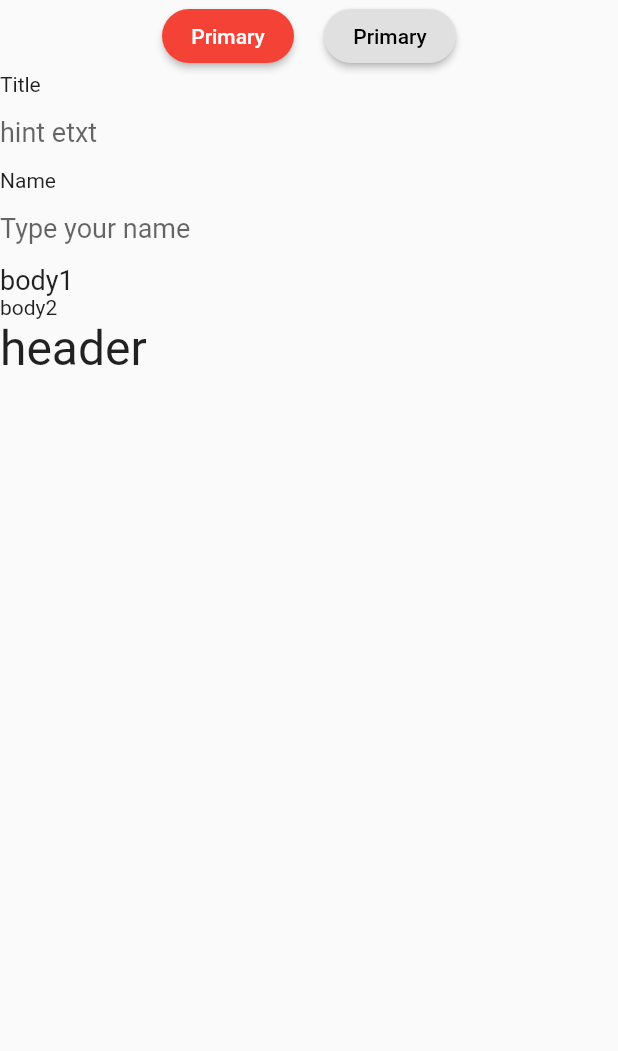
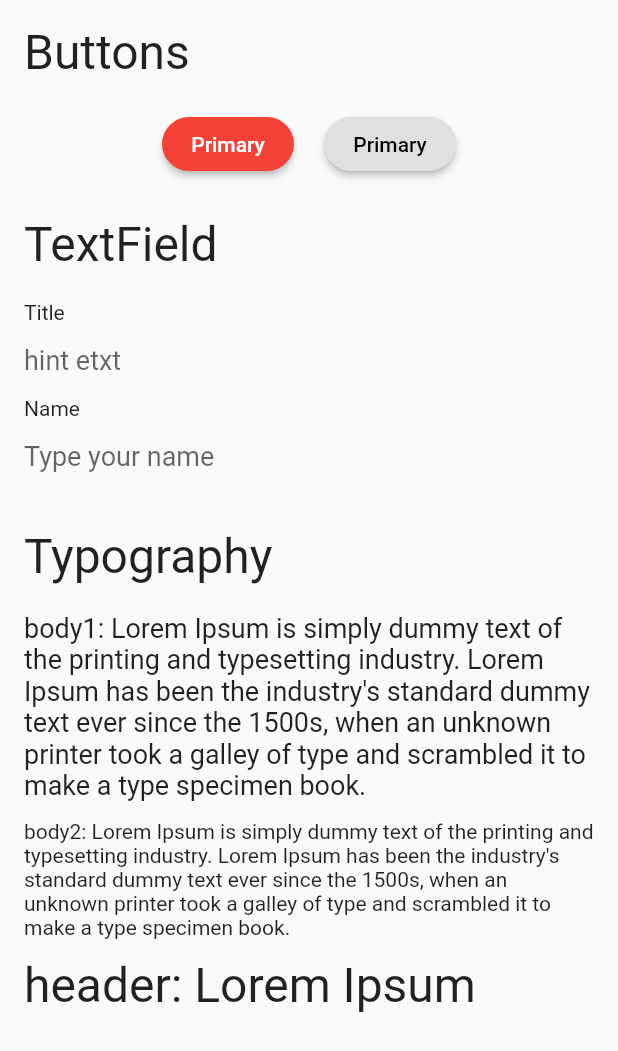
Before and after one commit to team-e-org/mobile, a Flutter app: the PlaygroundScreen widget shown alone on an empty page, opened directly, on a phone screen of 412 x 824 dp. Shown: the top 1051 px of the screen. Run offline on Flutter 3.47's test engine with Material 2 defaults, Android fonts, the phone set to English and light mode, and no system bars; our stand-ins replace equatable, flutter_bloc; generated files the repository leaves out were written again; network calls fail.

Commit message:
Add playground screen

```diff
--- a/lib/view/playground_screen.dart
+++ b/lib/view/playground_screen.dart
@@ -7,18 +7,30 @@ class PlaygroundScreen extends StatelessWidget {
   @override
   Widget build(BuildContext context) {
     return SafeArea(
+      child: SingleChildScrollView(
+        padding: const EdgeInsets.all(16),
         child: Container(
           child: Column(
             crossAxisAlignment: CrossAxisAlignment.start,
             children: <Widget>[
+              _Section(
+                'Buttons',
+                children: <Widget>[
                   Row(
                     mainAxisAlignment: MainAxisAlignment.center,
                     children: <Widget>[
-                PinterestButton.primary(text: 'Primary', onPressed: () {}),
+                      PinterestButton.primary(
+                          text: 'Primary', onPressed: () {}),
                       SizedBox(width: 20),
-                PinterestButton.secondary(text: 'Primary', onPressed: () {}),
+                      PinterestButton.secondary(
+                          text: 'Primary', onPressed: () {}),
                     ],
                   ),
+                ],
+              ),
+              _Section(
+                'TextField',
+                children: <Widget>[
                   PinterestTextField(
                     label: 'Title',
                     hintText: 'hint etxt',
@@ -27,12 +39,57 @@ class PlaygroundScreen extends StatelessWidget {
                     label: 'Name',
                     hintText: 'Type your name',
                   ),
-            PinterestTypography.body1('body1'),
-            PinterestTypography.body2('body2'),
-            PinterestTypography.header('header'),
                 ],
+              ),
+              _buildTypographySection(),
+            ],
+          ),
         ),
       ),
     );
   }
+
+  Widget _buildTypographySection() {
+    final sampleText =
+        '''Lorem Ipsum is simply dummy text of the printing and typesetting industry. Lorem Ipsum has been the industry's standard dummy text ever since the 1500s, when an unknown printer took a galley of type and scrambled it to make a type specimen book.''';
+
+    return _Section(
+      'Typography',
+      children: <Widget>[
+        PinterestTypography.body1('body1: $sampleText'),
+        SizedBox(height: 12),
+        PinterestTypography.body2('body2: $sampleText'),
+        SizedBox(height: 12),
+        PinterestTypography.header('header: Lorem Ipsum'),
+      ],
+    );
   }
+}
+
+class _Section extends StatelessWidget {
+  _Section(
+    this.header, {
+    this.children,
+  });
+
+  final String header;
+  final List<Widget> children;
+
+  @override
+  Widget build(BuildContext context) {
+    return Container(
+      margin: const EdgeInsets.only(bottom: 24),
+      child: Column(
+        crossAxisAlignment: CrossAxisAlignment.start,
+        children: <Widget>[
+          PinterestTypography.header(header),
+          const SizedBox(height: 18),
+          Column(
+            crossAxisAlignment: CrossAxisAlignment.start,
+            children: children,
+          ),
+        ],
+      ),
+    );
+  }
+}
--- a/lib/view/root_screen.dart
+++ b/lib/view/root_screen.dart
@@ -1,6 +1,7 @@
 import 'package:flutter/material.dart';
 import 'package:mobile/view/account_screen.dart';
 import 'package:mobile/view/home_screen.dart';
+import 'package:mobile/view/playground_screen.dart';
 
 class RootScreenDestination {
   final int index;
@@ -13,7 +14,8 @@ class RootScreenDestination {
 
 final List<RootScreenDestination> rootScreenDestinations = [
   RootScreenDestination(0, 'Home', HomeScreen(), Icons.home),
-  RootScreenDestination(1, 'Account', AccountScreen(), Icons.account_circle),
+  RootScreenDestination(1, 'Playground', PlaygroundScreen(), Icons.airplay),
+  RootScreenDestination(2, 'Account', AccountScreen(), Icons.account_circle),
 ];
 
 class RootScreen extends StatefulWidget {
```
Lines whose indentation alone changed are shown as unchanged.
